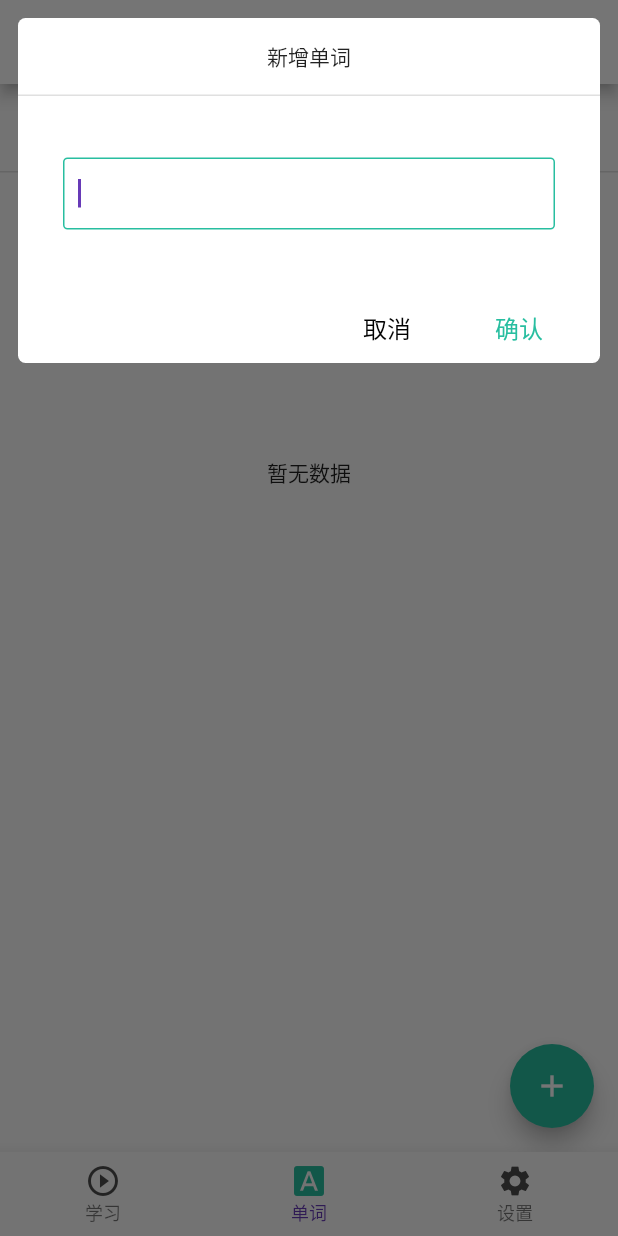
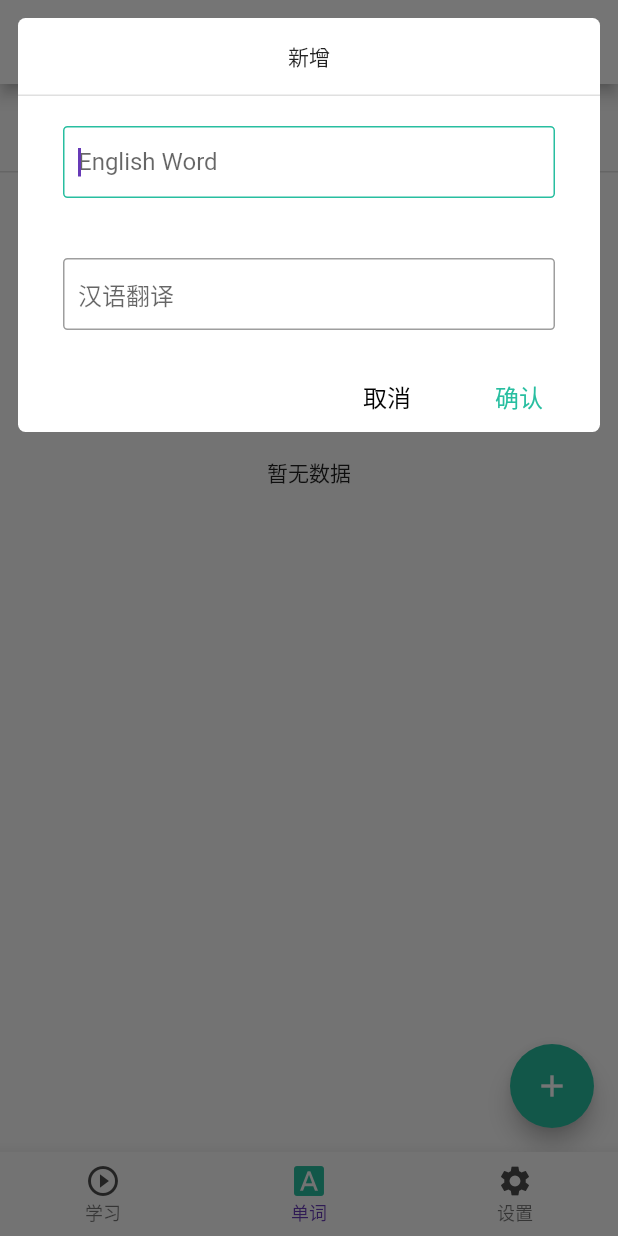
Before and after one commit to HoanChen/learn_english, a Flutter app: the MainPage screen opened by its route, item 2 of the bottom bar chosen, after a tap on the "add" icon, on a phone screen of 412 x 824 dp. Run offline on Flutter 3.47's test engine with Material 2 defaults, Android fonts, the phone set to English and light mode, and no system bars; our stand-ins replace dio, fluttertoast, shared_preferences; accounts and stored records are empty; network calls fail.

Commit message:
添加、编辑

```diff
--- a/lib/bean/WordBean.dart
+++ b/lib/bean/WordBean.dart
@@ -1,20 +1,22 @@
 class WordBean {
   static const CLASS_NAME = 'WordBean';
   int id;
-  String contentEN, contentCN;
+  String contentEN, contentCN, createTime;
 
-  WordBean({this.id, this.contentEN, this.contentCN});
+  WordBean({this.id, this.contentEN, this.contentCN, this.createTime});
 
   WordBean.fromJson(Map<String, dynamic> json) {
     id = json['id'];
     contentEN = json['contentEN'];
     contentCN = json['contentCN'];
+    createTime = json['createTime'];
   }
 
   Map<String, dynamic> toJson() => Map<String, dynamic>()
     ..['id'] = this.id
     ..['contentEN'] = this.contentEN
-    ..['contentCN'] = this.contentCN;
+    ..['contentCN'] = this.contentCN
+    ..['createTime'] = this.createTime;
 
   @override
   String toString() => toJson().toString();
--- a/lib/common/Constants.dart
+++ b/lib/common/Constants.dart
@@ -1,5 +1,5 @@
 class Constants {
 //  static const BASE_URL = 'http://192.168.1.102:8080';
-   static const BASE_URL = 'http://10.10.33.228:8080';
+   static const BASE_URL = 'http://10.10.33.234:8080';
   static const LOGIN_INFO = 'login_info'; //登录信息sp key
 }
--- a/lib/page/study_page.dart
+++ b/lib/page/study_page.dart
@@ -35,7 +35,7 @@ class StudyPageState extends State<StudyPage>
         },
       ),
       SizedBox(
-          height: 150.0,
+          height: 100.0,
           child: Align(
               alignment: FractionalOffset.bottomCenter,
               child: Text(
--- a/lib/page/word_page.dart
+++ b/lib/page/word_page.dart
@@ -53,6 +53,7 @@ class WordPageState extends State<WordPage> with AutomaticKeepAliveClientMixin {
         ),
         body: Column(children: [
           DateSwitch(
+            dateStr: _dateStr,
             callback: (dateStr) {
               _dateStr = dateStr;
               _pageNum = 1;
@@ -98,8 +99,8 @@ class WordPageState extends State<WordPage> with AutomaticKeepAliveClientMixin {
                             movementDuration: Duration(milliseconds: 100),
                             key: Key(bean.id.toString()),
                             child: ListTile(
-                              title:
-                                  Text('${bean.contentEN}  ${bean.contentCN}'),
+                              title: Text(
+                                  '${bean.contentEN}  ${bean.contentCN ?? ""}'),
                               onTap: () {
                                 _editWord(context, bean);
                               },
@@ -140,19 +141,17 @@ class WordPageState extends State<WordPage> with AutomaticKeepAliveClientMixin {
   }
 
   _editWord(BuildContext context, WordBean bean) async {
-    var cnStr = await showDialog<String>(
+    var ok = await showDialog<bool>(
       context: context,
       barrierDismissible: false,
       builder: (context) => EditDialog(word: bean),
     );
-    if (cnStr != null) {
-      var response = await HttpUtil().put<ResultBean, int>(
-          '/api/v1/word', WordBean(id: bean.id, contentCN: cnStr));
+    if (ok) {
+      var response =
+          await HttpUtil().put<ResultBean, int>('/api/v1/word', bean);
       Fluttertoast.showToast(msg: response.message);
       if (response.isSuccess()) {
-        setState(() {
-          bean.contentCN = cnStr;
-        });
+        setState(() {});
       } else {
         _editWord(context, bean);
       }
@@ -160,17 +159,19 @@ class WordPageState extends State<WordPage> with AutomaticKeepAliveClientMixin {
   }
 
   _addWord(BuildContext context, WordBean wordBean) async {
-    var enStr = await showDialog<String>(
+    var ok = await showDialog<bool>(
       context: context,
       barrierDismissible: false,
       builder: (context) => EditDialog(word: wordBean),
     );
-    if (enStr != null) {
-      var wordBean = WordBean(contentEN: enStr);
-      var response =
-          await HttpUtil().post<ResultBean, int>('/api/v1/word', wordBean);
+    if (ok) {
+      var response = await HttpUtil().post<ResultBean, int>(
+          '/api/v1/word', wordBean..createTime = '$_dateStr-01');
       Fluttertoast.showToast(msg: response.message);
       if (response.isSuccess()) {
+        setState(() {
+          _list.add(wordBean..id = response.data);
+        });
       } else {
         _addWord(context, wordBean);
       }
--- a/lib/widget/EditDialog.dart
+++ b/lib/widget/EditDialog.dart
@@ -1,15 +1,22 @@
 import 'package:flutter/material.dart';
+import 'package:flutter/widgets.dart';
 import 'package:learn_english/common/MyColors.dart';
+
 import '../bean/WordBean.dart';
 
 class EditDialog extends Dialog {
   final WordBean word;
 
   EditDialog({Key key, @required this.word}) : super(key: key);
+
   @override
   Widget build(BuildContext context) {
-    final _textEditController = TextEditingController(
-        text: word.id != null ? word.contentCN : word.contentEN ?? '');
+    final _focusNodeEN = FocusNode();
+    final _focusNodeCN = FocusNode();
+    final _textEditControllerEN =
+        TextEditingController(text: word.contentEN ?? '');
+    final _textEditControllerCN =
+        TextEditingController(text: word.contentCN ?? '');
     return SingleChildScrollView(
         child: Material(
             type: MaterialType.transparency,
@@ -29,9 +36,7 @@ class EditDialog extends Dialog {
                         alignment: AlignmentDirectional.centerEnd,
                         children: <Widget>[
                           Center(
-                            child: Text(word.id != null
-                                ? '编辑汉译【${word.contentEN}】'
-                                : '新增单词'),
+                            child: Text(word.id != null ? '编辑' : '新增'),
                           )
                         ],
                       ),
@@ -40,8 +45,21 @@ class EditDialog extends Dialog {
                       color: Color(0xffe0e0e0),
                       height: 1.0,
                     ),
-                    _buildInputText(_textEditController, (text) {
-                      Navigator.pop(context, text);
+                    _buildInputText(_textEditControllerEN, _focusNodeEN,
+                        TextInputAction.next, 'English Word', (text) {
+                      _focusNodeEN.unfocus();
+                      FocusScope.of(context).requestFocus(_focusNodeCN);
+                    }),
+                    _buildInputText(_textEditControllerCN, _focusNodeCN,
+                        TextInputAction.done, '汉语翻译', (text) {
+                      if (_textEditControllerEN.text.isNotEmpty) {
+                        word
+                          ..contentEN = _textEditControllerEN.text
+                          ..contentCN = _textEditControllerCN.text;
+                        Navigator.pop(context, true);
+                      } else {
+                        Navigator.pop(context, false);
+                      }
                     }),
                     Container(
                         margin: EdgeInsets.only(right: 10.0),
@@ -49,13 +67,14 @@ class EditDialog extends Dialog {
                           mainAxisAlignment: MainAxisAlignment.end,
                           children: [
                             _buildBottomButton(context, false, () {
-                              Navigator.pop(context, null);
+                              Navigator.pop(context, false);
                             }),
                             _buildBottomButton(context, true, () {
-                              if (_textEditController.text.isEmpty) {
-                              } else {
-                                Navigator.pop(
-                                    context, _textEditController.text);
+                              if (_textEditControllerEN.text.isNotEmpty) {
+                                word
+                                  ..contentEN = _textEditControllerEN.text
+                                  ..contentCN = _textEditControllerCN.text;
+                                Navigator.pop(context, true);
                               }
                             })
                           ],
@@ -77,21 +96,36 @@ class EditDialog extends Dialog {
         ),
       );
 
-  _buildInputText(TextEditingController controller,
+  _buildInputText(
+          TextEditingController controller,
+          FocusNode focusNode,
+          TextInputAction action,
+          String hint,
           ValueChanged<String> valueChanged) =>
       Container(
-          constraints: BoxConstraints(minHeight: 130.0),
+          margin: EdgeInsets.only(top: 20.0, bottom: 20.0),
           child: Padding(
             padding: EdgeInsets.only(left: 30.0, right: 30.0),
             child: Center(
               child: TextField(
+                focusNode: focusNode,
                 controller: controller,
                 autofocus: true,
-                textInputAction: TextInputAction.done,
+                textInputAction: action,
                 keyboardType: TextInputType.text,
                 onSubmitted: valueChanged,
                 decoration: InputDecoration(
+                  hintText: hint,
                   contentPadding: EdgeInsets.fromLTRB(10, 0, 10, 15),
+                  border: OutlineInputBorder(
+                    borderRadius: BorderRadius.all(
+                      Radius.circular(3), //边角为5
+                    ),
+                    borderSide: BorderSide(
+                      color: Colors.black12, //边线颜色为白色
+                      width: 1, //边线宽度为2
+                    ),
+                  ),
                   focusedBorder: OutlineInputBorder(
                     borderRadius: BorderRadius.all(
                       Radius.circular(3), //边角为5
```
